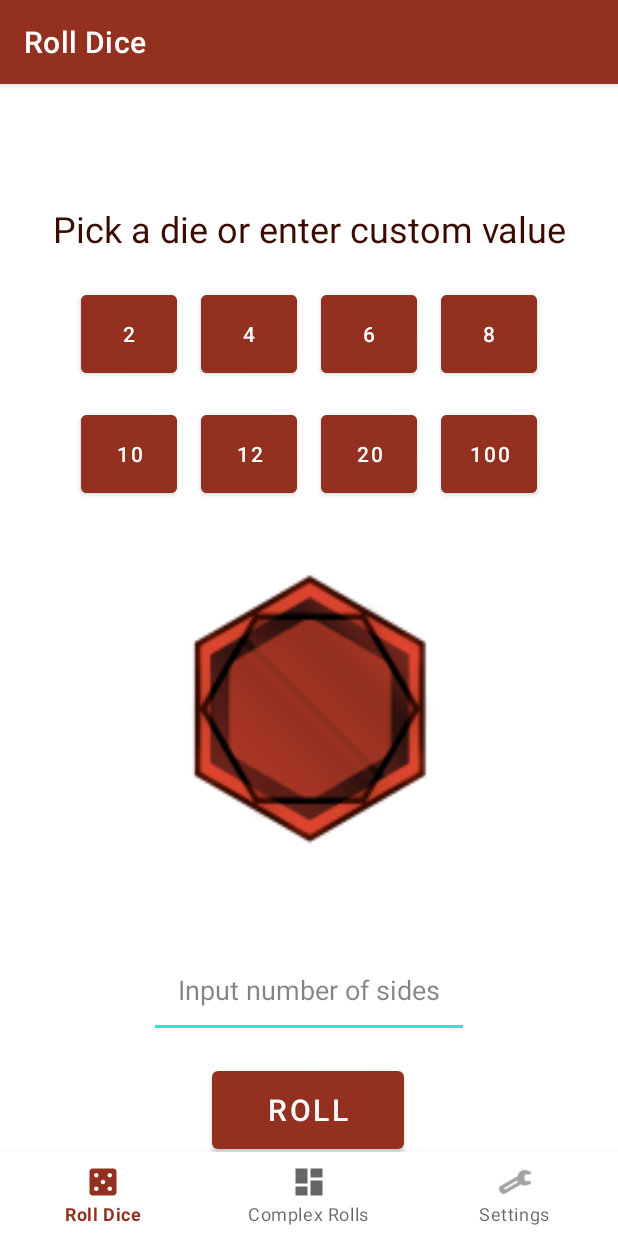
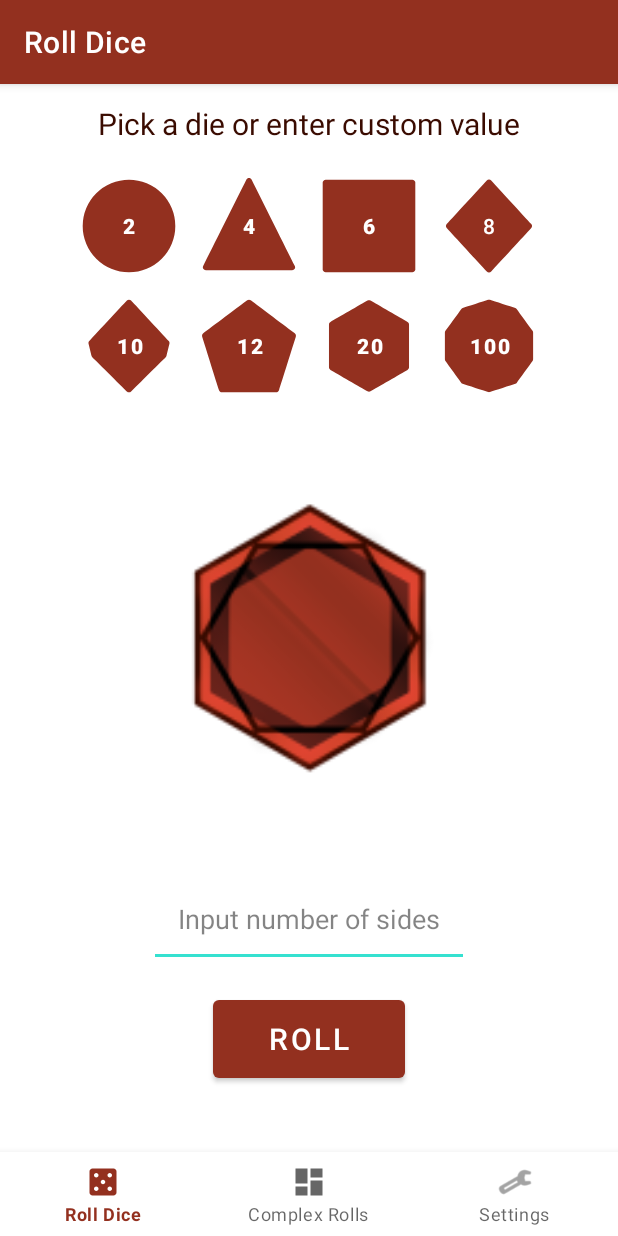
Before and after one commit to ShineExe/RPGDiceRoller, an Android app: the screen it shows after launch (MainActivity), on a phone screen of 412 x 824 dp. Run offline under Robolectric (Android 15) with nearby library versions, the phone set to English and light mode, and no system bars; our stand-ins replace navigation-ui; libraries missing offline, so code that uses them is left out: com.daimajia.androidanimations.

Commit message:
Added custom dice buttons, roll animation and fixed UI layout

```diff
--- a/app/build.gradle.kts
+++ b/app/build.gradle.kts
@@ -46,4 +46,6 @@ dependencies {
     testImplementation(libs.junit)
     androidTestImplementation(libs.ext.junit)
     androidTestImplementation(libs.espresso.core)
+
+    implementation("com.daimajia.androidanimations:library:2.4@aar")
 }
--- a/app/src/main/java/com/example/rpgdiceroller/ui/simpleRolls/SimpleRollsFragment.java
+++ b/app/src/main/java/com/example/rpgdiceroller/ui/simpleRolls/SimpleRollsFragment.java
@@ -15,6 +15,8 @@ import androidx.annotation.Nullable;
 import androidx.fragment.app.Fragment;
 import androidx.lifecycle.ViewModelProvider;
 
+import com.daimajia.androidanimations.library.Techniques;
+import com.daimajia.androidanimations.library.YoYo;
 import com.example.rpgdiceroller.R;
 import com.example.rpgdiceroller.databinding.FragmentSimpleRollsBinding;
 import com.google.android.material.snackbar.Snackbar;
@@ -59,6 +61,7 @@ public class SimpleRollsFragment extends Fragment implements View.OnClickListene
     @Override
     public void onClick(View view) {
         int sidesNumber = 0;
+        resultText.setText("");
         if (view.getId() == R.id.roll_button) {
             String input = editSidesNumber.getText().toString();
             if (input.isEmpty())
@@ -93,6 +96,10 @@ public class SimpleRollsFragment extends Fragment implements View.OnClickListene
         }
 
         int result = srViewModel.rollDice(sidesNumber);
+        YoYo.with(Techniques.RotateInDownLeft)
+                .duration(500)
+                .playOn(resultText);
+
         resultText.setText(String.valueOf(result));
     }
 
--- /dev/null
+++ b/app/src/main/res/drawable/d100_shape.xml
@@ -0,0 +1,9 @@
+<vector xmlns:android="http://schemas.android.com/apk/res/android"
+    android:width="512dp"
+    android:height="512dp"
+    android:viewportWidth="512"
+    android:viewportHeight="512">
+  <path
+      android:fillColor="#FF000000"
+      android:pathData="M251.06,9.83C254.27,8.79 257.73,8.79 260.94,9.83C283.22,17.07 374.17,46.62 396.45,53.86C399.66,54.91 402.47,56.94 404.45,59.67C418.22,78.63 474.43,155.99 488.2,174.94C490.19,177.68 491.26,180.97 491.26,184.35L491.26,326.83C491.26,330.21 490.19,333.5 488.2,336.23C474.43,355.19 418.22,432.55 404.45,451.5C402.47,454.24 399.66,456.27 396.45,457.31C374.17,464.55 283.22,494.1 260.94,501.34C257.73,502.39 254.27,502.39 251.06,501.34C228.78,494.1 137.83,464.55 115.55,457.31C112.33,456.27 109.53,454.24 107.55,451.5C93.78,432.55 37.57,355.19 23.8,336.23C21.81,333.5 20.75,330.21 20.75,326.83L20.75,184.35C20.75,180.97 21.81,177.68 23.8,174.94C37.57,155.99 93.78,78.63 107.55,59.67C109.53,56.94 112.33,54.91 115.55,53.86C137.83,46.62 228.78,17.07 251.06,9.83Z"/>
+</vector>
--- /dev/null
+++ b/app/src/main/res/drawable/d10_shape.xml
@@ -0,0 +1,9 @@
+<vector xmlns:android="http://schemas.android.com/apk/res/android"
+    android:width="512dp"
+    android:height="512dp"
+    android:viewportWidth="512"
+    android:viewportHeight="512">
+  <path
+      android:fillColor="#FF000000"
+      android:pathData="M40.28,244.22C38.99,238.99 40.43,233.46 44.1,229.51C77.78,193.27 244.69,13.74 244.69,13.74C247.69,10.74 251.76,9.05 256,9.05C260.24,9.05 264.31,10.74 267.31,13.74C267.31,13.74 434.22,193.27 467.9,229.51C471.57,233.46 473.01,238.99 471.72,244.22C467.73,260.44 459.08,295.58 456.05,307.9C455.35,310.76 453.87,313.37 451.78,315.44C427.05,339.94 267.31,498.26 267.31,498.26C264.31,501.26 260.24,502.95 256,502.95C251.76,502.95 247.69,501.26 244.69,498.26C244.69,498.26 84.95,339.94 60.22,315.44C58.13,313.37 56.65,310.76 55.95,307.9C52.92,295.58 44.27,260.44 40.28,244.22Z"/>
+</vector>
--- /dev/null
+++ b/app/src/main/res/drawable/d12_shape.xml
@@ -0,0 +1,9 @@
+<vector xmlns:android="http://schemas.android.com/apk/res/android"
+    android:width="512dp"
+    android:height="512dp"
+    android:viewportWidth="512"
+    android:viewportHeight="512">
+  <path
+      android:fillColor="#FF000000"
+      android:pathData="M246.39,12.26C252.08,7.98 259.92,7.98 265.61,12.26C305.9,42.53 460.86,158.98 500.05,188.43C505.47,192.5 507.73,199.55 505.7,206.01C490.79,253.48 431.11,443.46 415.94,491.74C413.85,498.41 407.67,502.95 400.67,502.95L111.32,502.95C104.33,502.95 98.15,498.41 96.06,491.74C80.89,443.46 21.21,253.48 6.3,206.01C4.26,199.55 6.53,192.5 11.95,188.43C51.13,158.98 206.1,42.53 246.39,12.26Z"/>
+</vector>
--- /dev/null
+++ b/app/src/main/res/drawable/d20_shape.xml
@@ -0,0 +1,9 @@
+<vector xmlns:android="http://schemas.android.com/apk/res/android"
+    android:width="512dp"
+    android:height="512dp"
+    android:viewportWidth="512"
+    android:viewportHeight="512">
+  <path
+      android:fillColor="#FF000000"
+      android:pathData="M248,13.67C252.95,10.81 259.05,10.81 264,13.67C297.68,33.11 427.77,108.22 461.45,127.67C466.4,130.52 469.45,135.81 469.45,141.52L469.45,369.52C469.45,375.24 466.4,380.52 461.45,383.37C427.77,402.82 297.68,477.93 264,497.37C259.05,500.23 252.95,500.23 248,497.37C214.32,477.93 84.23,402.82 50.55,383.37C45.6,380.52 42.55,375.24 42.55,369.52L42.55,141.52C42.55,135.81 45.6,130.52 50.55,127.67C84.23,108.22 214.32,33.11 248,13.67Z"/>
+</vector>
--- /dev/null
+++ b/app/src/main/res/drawable/d2_shape.xml
@@ -0,0 +1,9 @@
+<vector xmlns:android="http://schemas.android.com/apk/res/android"
+    android:width="512dp"
+    android:height="512dp"
+    android:viewportWidth="512"
+    android:viewportHeight="512">
+  <path
+      android:fillColor="#FF000000"
+      android:pathData="M256,256m-246.95,0a246.95,246.95 0,1 1,493.9 0a246.95,246.95 0,1 1,-493.9 0"/>
+</vector>
--- /dev/null
+++ b/app/src/main/res/drawable/d4_shape.xml
@@ -0,0 +1,9 @@
+<vector xmlns:android="http://schemas.android.com/apk/res/android"
+    android:width="512dp"
+    android:height="512dp"
+    android:viewportWidth="512"
+    android:viewportHeight="512">
+  <path
+      android:fillColor="#FF000000"
+      android:pathData="M241.69,8.84C244.4,3.42 249.94,-0 256,-0C262.06,-0 267.6,3.42 270.31,8.84C316.14,100.5 458.7,385.63 500.42,469.07C502.9,474.03 502.64,479.92 499.72,484.63C496.81,489.35 491.66,492.22 486.11,492.22C398.47,492.22 113.53,492.22 25.89,492.22C20.34,492.22 15.19,489.35 12.28,484.63C9.36,479.92 9.1,474.03 11.58,469.07C53.29,385.63 195.86,100.5 241.69,8.84Z"/>
+</vector>
--- /dev/null
+++ b/app/src/main/res/drawable/d6_shape.xml
@@ -0,0 +1,9 @@
+<vector xmlns:android="http://schemas.android.com/apk/res/android"
+    android:width="512dp"
+    android:height="512dp"
+    android:viewportWidth="512"
+    android:viewportHeight="512">
+  <path
+      android:fillColor="#FF000000"
+      android:pathData="M502.95,25.05C502.95,16.21 495.79,9.05 486.95,9.05L25.05,9.05C16.21,9.05 9.05,16.21 9.05,25.05L9.05,486.95C9.05,495.79 16.21,502.95 25.05,502.95L486.95,502.95C495.79,502.95 502.95,495.79 502.95,486.95L502.95,25.05Z"/>
+</vector>
--- /dev/null
+++ b/app/src/main/res/drawable/d8_shape.xml
@@ -0,0 +1,9 @@
+<vector xmlns:android="http://schemas.android.com/apk/res/android"
+    android:width="512dp"
+    android:height="512dp"
+    android:viewportWidth="512"
+    android:viewportHeight="512">
+  <path
+      android:fillColor="#FF000000"
+      android:pathData="M244.22,12.8C247.25,9.51 251.52,7.63 256,7.63C260.48,7.63 264.75,9.51 267.78,12.8C308.6,57.19 443.61,203.98 481.49,245.17C487.12,251.29 487.12,260.71 481.49,266.83C443.61,308.02 308.6,454.81 267.78,499.19C264.75,502.49 260.48,504.36 256,504.36C251.52,504.36 247.25,502.49 244.22,499.19C203.4,454.81 68.39,308.02 30.51,266.83C24.88,260.71 24.88,251.29 30.51,245.17C68.39,203.98 203.4,57.19 244.22,12.8Z"/>
+</vector>
--- a/app/src/main/res/layout/activity_main.xml
+++ b/app/src/main/res/layout/activity_main.xml
@@ -4,7 +4,8 @@
     android:id="@+id/container"
     android:layout_width="match_parent"
     android:layout_height="match_parent"
-    android:paddingTop="?attr/actionBarSize">
+    android:paddingTop="@dimen/activity_vertical_margin" >
+    <!-->android:paddingTop="?attr/actionBarSize"<-->
 
     <com.google.android.material.bottomnavigation.BottomNavigationView
         android:id="@+id/nav_view"
@@ -21,8 +22,8 @@
     <fragment
         android:id="@+id/nav_host_fragment_activity_main"
         android:name="androidx.navigation.fragment.NavHostFragment"
-        android:layout_width="match_parent"
-        android:layout_height="match_parent"
+        android:layout_width="wrap_content"
+        android:layout_height="wrap_content"
         app:defaultNavHost="true"
         app:layout_constraintBottom_toTopOf="@id/nav_view"
         app:layout_constraintLeft_toLeftOf="parent"
--- a/app/src/main/res/layout/fragment_simple_rolls.xml
+++ b/app/src/main/res/layout/fragment_simple_rolls.xml
@@ -16,8 +16,8 @@
         android:layout_marginBottom="24dp"
         android:text="@string/main_hint"
         android:textAlignment="center"
-        android:textColor="@color/dark_red"
-        android:textSize="24sp"
+        android:textColor="?attr/colorPrimaryVariant"
+        android:textSize="20sp"
         app:layout_constraintEnd_toEndOf="parent"
         app:layout_constraintStart_toStartOf="parent"
         app:layout_constraintTop_toTopOf="parent"/>
@@ -29,7 +29,7 @@
         android:layout_marginStart="24dp"
         android:layout_marginTop="48dp"
         android:layout_marginEnd="24dp"
-        android:layout_marginBottom="24dp"
+        android:layout_marginBottom="48dp"
         android:gravity="center"
         android:orientation="vertical"
         app:layout_constraintBottom_toTopOf="@id/result_text"
@@ -52,8 +52,10 @@
                 android:layout_width="64dp"
                 android:layout_height="64dp"
                 android:layout_margin="8dp"
-                android:backgroundTint="@color/main_red"
+                android:background="@drawable/d2_shape"
+                android:backgroundTint="?attr/colorPrimary"
                 android:text="2"
+                android:textStyle="bold"
                 android:textColor="@color/white" />
 
             <Button
@@ -61,8 +63,10 @@
                 android:layout_width="64dp"
                 android:layout_height="64dp"
                 android:layout_margin="8dp"
-                android:backgroundTint="@color/main_red"
+                android:background="@drawable/d4_shape"
+                android:backgroundTint="?attr/colorPrimary"
                 android:text="4"
+                android:textStyle="bold"
                 android:textColor="@color/white" />
 
             <Button
@@ -70,8 +74,10 @@
                 android:layout_width="64dp"
                 android:layout_height="64dp"
                 android:layout_margin="8dp"
-                android:backgroundTint="@color/main_red"
+                android:background="@drawable/d6_shape"
+                android:backgroundTint="?attr/colorPrimary"
                 android:text="6"
+                android:textStyle="bold"
                 android:textColor="@color/white" />
 
             <Button
@@ -79,7 +85,8 @@
                 android:layout_width="64dp"
                 android:layout_height="64dp"
                 android:layout_margin="8dp"
-                android:backgroundTint="@color/main_red"
+                android:background="@drawable/d8_shape"
+                android:backgroundTint="?attr/colorPrimary"
                 android:text="8"
                 android:textColor="@color/white" />
         </LinearLayout>
@@ -99,8 +106,10 @@
                 android:layout_width="64dp"
                 android:layout_height="64dp"
                 android:layout_margin="8dp"
-                android:backgroundTint="@color/main_red"
+                android:background="@drawable/d10_shape"
+                android:backgroundTint="?attr/colorPrimary"
                 android:text="10"
+                android:textStyle="bold"
                 android:textColor="@color/white" />
 
             <Button
@@ -108,8 +117,10 @@
                 android:layout_width="64dp"
                 android:layout_height="64dp"
                 android:layout_margin="8dp"
-                android:backgroundTint="@color/main_red"
+                android:background="@drawable/d12_shape"
+                android:backgroundTint="?attr/colorPrimary"
                 android:text="12"
+                android:textStyle="bold"
                 android:textColor="@color/white" />
 
             <Button
@@ -117,8 +128,10 @@
                 android:layout_width="64dp"
                 android:layout_height="64dp"
                 android:layout_margin="8dp"
-                android:backgroundTint="@color/main_red"
+                android:background="@drawable/d20_shape"
+                android:backgroundTint="?attr/colorPrimary"
                 android:text="20"
+                android:textStyle="bold"
                 android:textColor="@color/white" />
 
             <Button
@@ -126,8 +139,10 @@
                 android:layout_width="64dp"
                 android:layout_height="64dp"
                 android:layout_margin="8dp"
-                android:backgroundTint="@color/main_red"
+                android:background="@drawable/d100_shape"
+                android:backgroundTint="?attr/colorPrimary"
                 android:text="100"
+                android:textStyle="bold"
                 android:textColor="@color/white" />
         </LinearLayout>
     </LinearLayout>
@@ -148,18 +163,6 @@
         app:layout_constraintStart_toStartOf="parent"
         app:layout_constraintTop_toTopOf="parent" />
 
-    <Button
-        android:id="@+id/roll_button"
-        android:layout_width="128dp"
-        android:layout_height="64dp"
-        android:layout_marginTop="16dp"
-        android:text="@string/roll"
-        android:textSize="20sp"
-        app:layout_constraintEnd_toEndOf="parent"
-        app:layout_constraintHorizontal_bias="0.498"
-        app:layout_constraintStart_toStartOf="parent"
-        app:layout_constraintTop_toBottomOf="@+id/edit_sides_number" />
-
     <EditText
         android:id="@+id/edit_sides_number"
         android:layout_width="wrap_content"
@@ -173,4 +176,16 @@
         app:layout_constraintEnd_toEndOf="parent"
         app:layout_constraintStart_toStartOf="parent"
         app:layout_constraintTop_toBottomOf="@+id/result_text" />
+
+    <Button
+        android:id="@+id/roll_button"
+        android:layout_width="128dp"
+        android:layout_height="64dp"
+        android:layout_marginTop="16dp"
+        android:layout_marginBottom="16dp"
+        android:text="@string/roll"
+        android:textSize="20sp"
+        app:layout_constraintEnd_toEndOf="parent"
+        app:layout_constraintStart_toStartOf="parent"
+        app:layout_constraintTop_toBottomOf="@+id/edit_sides_number" />
 </androidx.constraintlayout.widget.ConstraintLayout>
```
